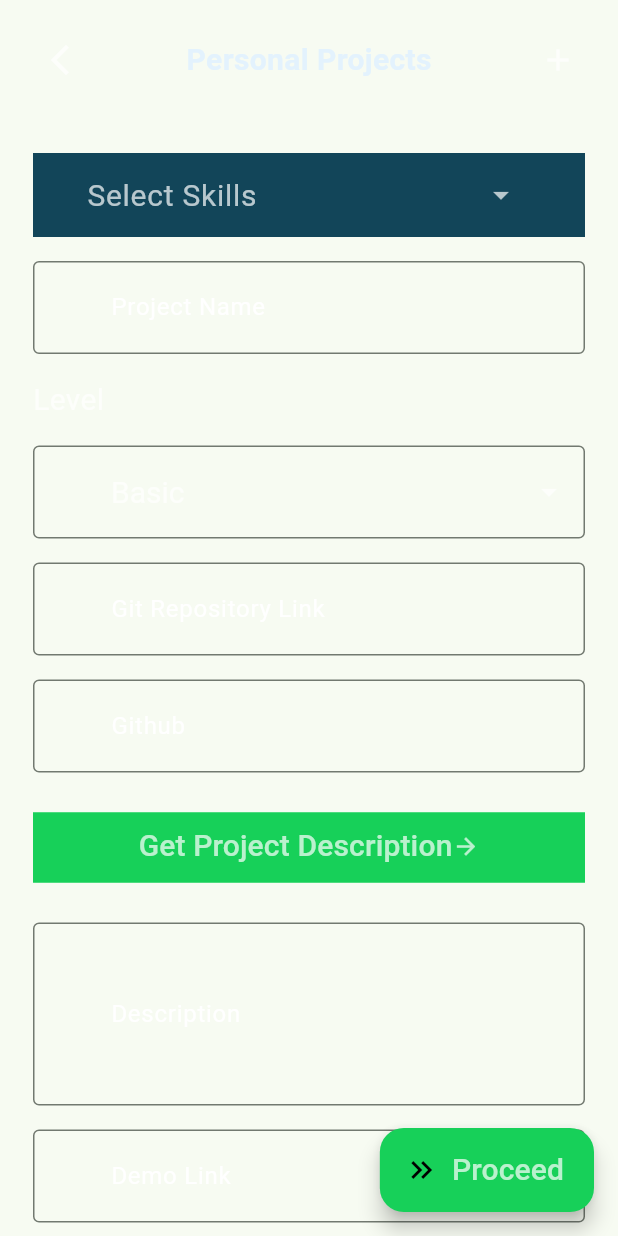
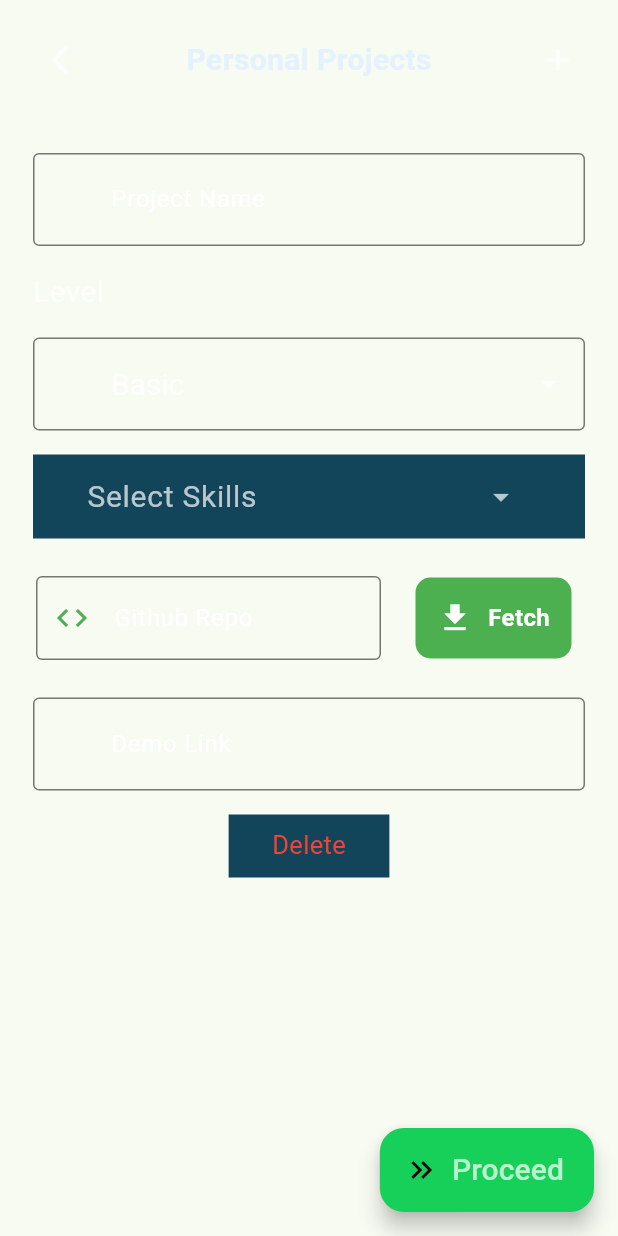
Before and after one commit to Vaibhavyadav350/tnp_kiit, a Flutter app: the screen it shows once a user with an empty profile is signed in, scrolled down 576 dp, after a tap on "Projects", on a phone screen of 412 x 824 dp. Run offline on Flutter 3.47's test engine with Material 3 defaults, Android fonts, the phone set to English and light mode, and no system bars; our stand-ins replace awesome_snackbar_content, cloud_firestore, file_picker, firebase_auth, firebase_core, firebase_storage and 7 more; missing offline and left inert: inkblob_navigation_bar; accounts and stored records are empty; project files that could hold a hidden picture were left out.

Commit message:
uiBuilder Updated

```diff
--- a/lib/theme/ui_builder.dart
+++ b/lib/theme/ui_builder.dart
@@ -12,6 +12,8 @@ import 'package:kiit_connect/theme/colors.dart';
 import 'package:kiit_connect/theme/miscellaneous.dart';
 import 'package:kiit_connect/theme/neo_box.dart';
 import 'package:kiit_connect/theme/vytext.dart';
+
+import '../user/member/chat/vybutton_.dart';
 
 extension StringExtension on String {
   static final nonVerbalStuff = RegExp("[^\\w]+");
@@ -106,14 +108,15 @@ class FormBuilder {
                 return Column(
                   crossAxisAlignment: CrossAxisAlignment.start,
                   children: [
-                    MatTextField(
-                      label: displayName,
-                      controller: controller,
+                    SizedBox(height: 10),
+                    Row(
+                      children: [
+                        VyTextsmall(
+                            controller,"Github Repo",Icons.code
                         ),
-                    SizedBox(height: 10),
-                    MatTextButton(
-                      text: 'Get Project Description',
-                      onPressed: () async {
+                        VyButtonsmall(
+                          "Fetch",Icons.download,
+                                ()async{
 
                           try {
                             final repoUrl = controller.text.trim();
@@ -151,8 +154,12 @@ class FormBuilder {
                               _error = 'Error: Unable to fetch project information.';
                             });
                           }
-                      },
+                        }
                         ),
+                      ],
+                    ),
+
+
                     SizedBox(height: 10),
                     if (_repositoryName.isNotEmpty) ...[
                       BoldText('Repository Name: ',_repositoryName),
--- a/lib/theme/vytext.dart
+++ b/lib/theme/vytext.dart
@@ -2,7 +2,7 @@ import 'package:flutter/material.dart';
 
 Widget VyText(TextEditingController controller, String label, IconData icon) {
   return Padding(
-    padding: const EdgeInsets.symmetric(vertical: 7),
+    padding: const EdgeInsets.symmetric(vertical: 7,horizontal: 10),
     child: TextFormField(
       controller: controller,
       style: const TextStyle(color: Colors.white),
@@ -42,3 +42,26 @@ class BoldText extends StatelessWidget {
     );
   }
 }
+
+Widget VyTextsmall(TextEditingController controller, String label, IconData icon) {
+  return SizedBox(
+    width: 250,
+    child: Padding(
+      padding: const EdgeInsets.symmetric(vertical: 7,horizontal: 10),
+      child: TextFormField(
+        controller: controller,
+        style: const TextStyle(color: Colors.white),
+        decoration: InputDecoration(
+          labelStyle: const TextStyle(color: Colors.white),
+          labelText: label,
+          prefixIcon: Icon(icon, color: Colors.green),
+          fillColor: Colors.green.withOpacity(0.1),
+          border: const OutlineInputBorder(),
+          focusedBorder: const OutlineInputBorder(
+            borderSide: BorderSide(color: Colors.green),
+          ),
+        ),
+      ),
+    ),
+  );
+}
--- a/lib/user/member/chat/vybutton_.dart
+++ b/lib/user/member/chat/vybutton_.dart
@@ -41,3 +41,43 @@ Widget VyButton(String text, IconData icon, Function() onPressed) {
     ),
   );
 }
+Widget VyButtonsmall(String text, IconData icon, Function() onPressed) {
+  return SizedBox(
+    width: 130,
+    child: Padding(
+      padding: const EdgeInsets.symmetric(vertical: 7),
+      child: GestureDetector(
+        onTap: onPressed,
+        child: FractionallySizedBox(
+          widthFactor: 0.8,
+          child: Container(
+            width: double.infinity,
+            decoration: BoxDecoration(
+              borderRadius: BorderRadius.circular(10),
+             color: Colors.green
+            ),
+            padding: const EdgeInsets.symmetric(vertical: 15),
+            child: Row(
+              mainAxisAlignment: MainAxisAlignment.center,
+              children: [
+                Icon(
+                  icon,
+                  color: Colors.white,
+                ),
+                const SizedBox(width: 10),
+                Text(
+                  text,
+                  style: const TextStyle(
+                    color: Colors.white,
+                    fontSize: 16,
+                    fontWeight: FontWeight.bold,
+                  ),
+                ),
+              ],
+            ),
+          ),
+        ),
+      ),
+    ),
+  );
+}
--- a/lib/user/member/work/projects.dart
+++ b/lib/user/member/work/projects.dart
@@ -85,12 +85,13 @@ class PersonalProject extends StatelessWidget {
   @override
   Widget build(BuildContext context) {
     return FormBuilder()
-        .addMultiSelectComboBox("Select Skills", domainsSkill)
+
         .addTextField("Project Name")
         .addComboBox("Level", projectComplexityLevel)
-        .addTextField("Git Repository Link")
+        .addMultiSelectComboBox("Select Skills", domainsSkill)
+        // .addTextField("Git Repository Link")
         .addGitHubRepoInput("Github")
-        .addTextField("Description", maxLines: 3)
+        // .addTextField("Description", maxLines: 3)
         .addTextField("Demo Link")
         .build("Personal Projects", (c) => const AcademicAchievements());
   }
```
Lines whose indentation alone changed are shown as unchanged.
